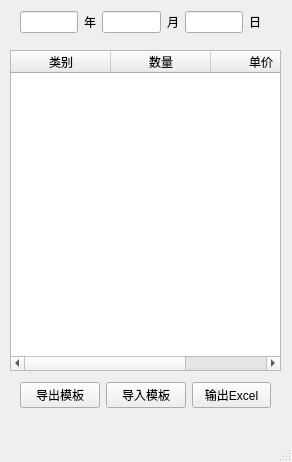
The window that mainwindow.ui (MartinChan3/ManifestXlsxGenerator) describes before a commit, drawn with Qt 5.
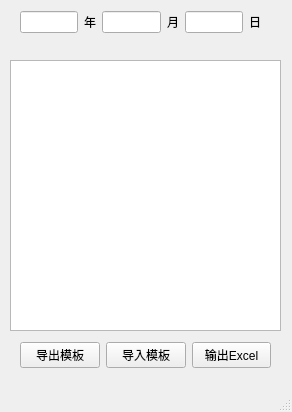
The same window after the commit.

Diff of the .ui file:
```diff
--- a/mainwindow.ui
+++ b/mainwindow.ui
@@ -7,39 +7,14 @@
     <x>0</x>
     <y>0</y>
     <width>292</width>
-    <height>462</height>
+    <height>412</height>
    </rect>
   </property>
   <property name="windowTitle">
    <string>MainWindow</string>
   </property>
   <widget class="QWidget" name="centralwidget">
-   <widget class="QTableWidget" name="tableWidget">
-    <property name="geometry">
-     <rect>
-      <x>10</x>
-      <y>50</y>
-      <width>271</width>
-      <height>321</height>
-     </rect>
-    </property>
-    <column>
-     <property name="text">
-      <string>类别</string>
-     </property>
-    </column>
-    <column>
-     <property name="text">
-      <string>数量</string>
-     </property>
-    </column>
-    <column>
-     <property name="text">
-      <string>单价</string>
-     </property>
-    </column>
-   </widget>
-   <widget class="QWidget" name="">
+   <widget class="QWidget" name="layoutWidget">
     <property name="geometry">
      <rect>
       <x>20</x>
@@ -93,11 +68,11 @@
      </item>
     </layout>
    </widget>
-   <widget class="QWidget" name="">
+   <widget class="QWidget" name="layoutWidget">
     <property name="geometry">
      <rect>
       <x>20</x>
-      <y>380</y>
+      <y>340</y>
       <width>251</width>
       <height>31</height>
      </rect>
@@ -126,6 +101,16 @@
      </item>
     </layout>
    </widget>
+   <widget class="QTextBrowser" name="textBrowser">
+    <property name="geometry">
+     <rect>
+      <x>10</x>
+      <y>60</y>
+      <width>271</width>
+      <height>271</height>
+     </rect>
+    </property>
+   </widget>
   </widget>
   <widget class="QMenuBar" name="menubar">
    <property name="geometry">
```
